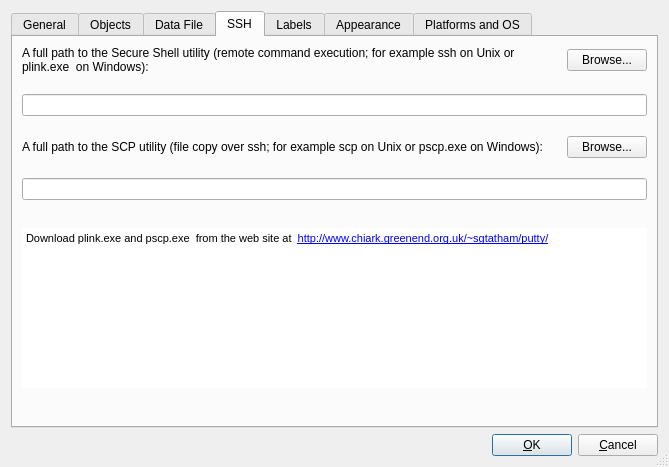
The window that src/gui/prefsdialog_q.ui (fwbuilder/fwbuilder) describes before a commit, drawn with Qt 5.
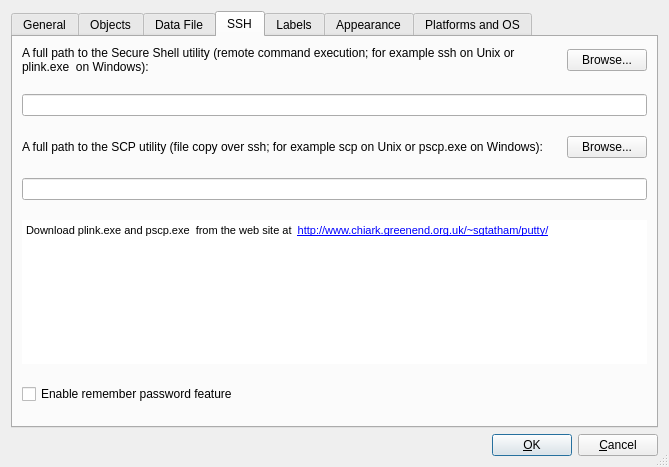
The same window after the commit. The open tabs and pages were chosen to show the change.

Commit message: Remember passwords

What changed in the file:
```diff
--- a/src/gui/prefsdialog_q.ui
+++ b/src/gui/prefsdialog_q.ui
@@ -492,7 +492,7 @@
          </property>
         </widget>
        </item>
-       <item row="6" column="0">
+       <item row="7" column="0">
         <spacer>
          <property name="orientation">
           <enum>Qt::Vertical</enum>
@@ -508,6 +508,20 @@
          </property>
         </spacer>
        </item>
+       <item row="6" column="0">
+        <widget class="QCheckBox" name="rememberSshPass">
+         <property name="toolTip">
+          <string>&lt;!DOCTYPE HTML PUBLIC &quot;-//W3C//DTD HTML 4.0//EN&quot; &quot;http://www.w3.org/TR/REC-html40/strict.dtd&quot;&gt;
+&lt;html&gt;&lt;head&gt;&lt;meta name=&quot;qrichtext&quot; content=&quot;1&quot; /&gt;&lt;style type=&quot;text/css&quot;&gt;
+p, li { white-space: pre-wrap; }
+&lt;/style&gt;&lt;/head&gt;&lt;body style=&quot; font-family:'Sans Serif'; font-size:9pt; font-weight:400; font-style:normal;&quot;&gt;
+&lt;p style=&quot; margin-top:0px; margin-bottom:0px; margin-left:0px; margin-right:0px; -qt-block-indent:0; text-indent:0px;&quot;&gt;&lt;span style=&quot; font-family:'Verdana ,Arial ,Bitstream Vera Sans ,Helvetica ,sans-serif'; font-size:medium; color:#000000;&quot;&gt;Enable in-memory caching password for the current session.&lt;/span&gt;&lt;/p&gt;&lt;/body&gt;&lt;/html&gt;</string>
+         </property>
+         <property name="text">
+          <string>Enable remember password feature</string>
+         </property>
+        </widget>
+       </item>
       </layout>
      </widget>
      <widget class="QWidget" name="tabLabels">
```
Left out of the diff: 2 changed lines with no effect on the pictures. The commit also changes 4 other files.
